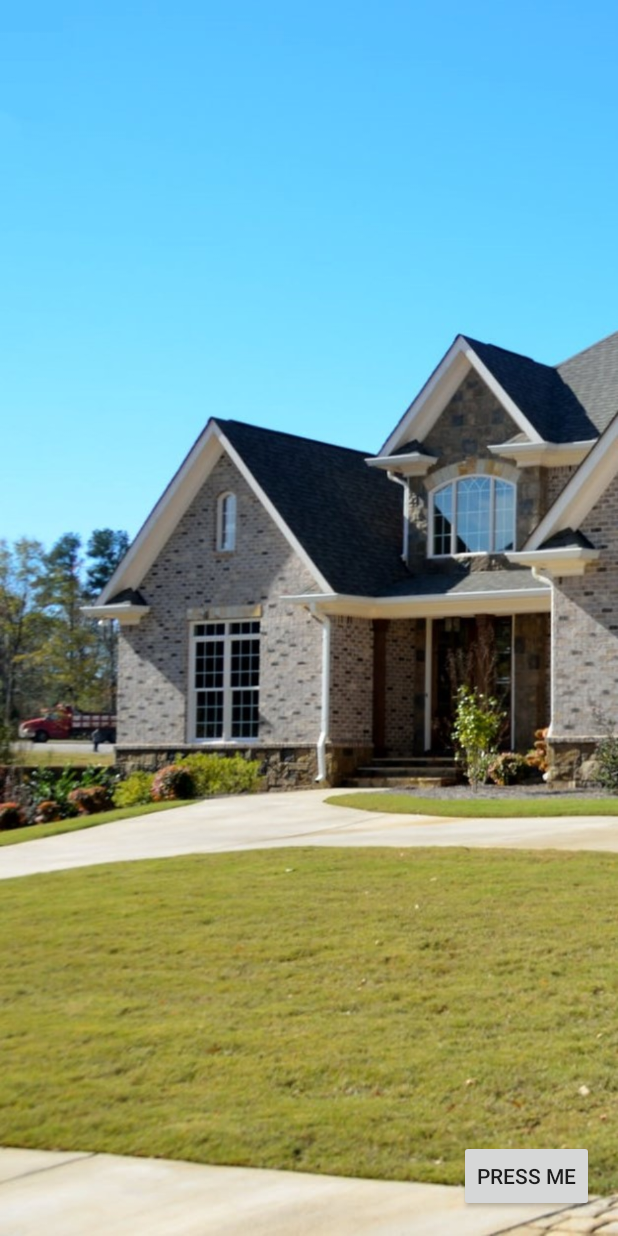
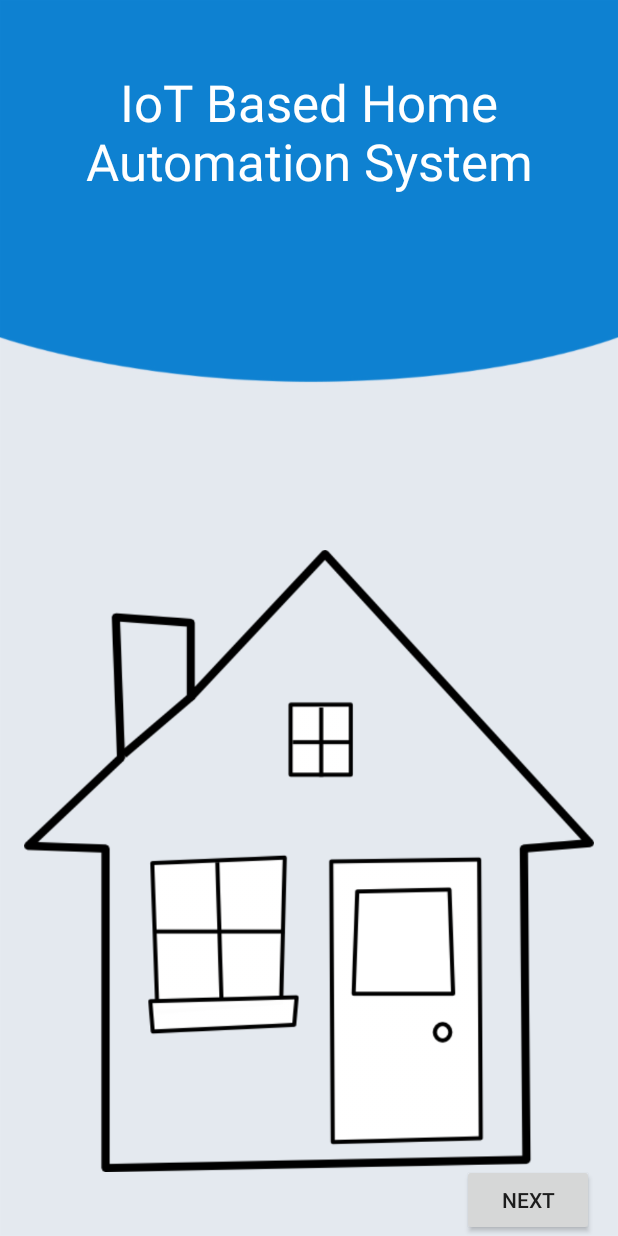
Before and after one commit to Umair-Naveed/FYPUMT, an Android app: the FadeOut screen opened directly, with no data from a screen before it, on a phone screen of 412 x 824 dp. Run offline under Robolectric (Android 15) with nearby library versions, the phone set to English and light mode, and no system bars.

Commit message:
change the image in starting activity.

```diff
--- a/app/src/main/res/layout/activity_fade_out.xml
+++ b/app/src/main/res/layout/activity_fade_out.xml
@@ -5,16 +5,37 @@
     android:layout_width="match_parent"
     android:layout_height="match_parent"
     tools:context=".FadeOut"
-    android:paddingBottom="16dp"
     android:paddingLeft="16dp"
     android:paddingRight="16dp"
     android:paddingTop="16dp"
-    android:background="@drawable/bghome1">
+    android:background="@drawable/bg">
+    <RelativeLayout
+        android:layout_weight="2"
+        android:layout_height="wrap_content"
+        android:layout_width="match_parent">
+
+        <TextView
+            android:id="@+id/textGrid"
+            android:layout_width="match_parent"
+            android:layout_height="144dp"
+            android:layout_centerInParent="true"
+            android:gravity ="center_horizontal|center_vertical"
+            android:text="IoT Based Home Automation System"
+            android:textColor="@android:color/white"
+            android:textSize="34sp" />
+
+    </RelativeLayout>
     <Button
         android:id="@+id/mainActivity"
         android:layout_alignParentBottom="true"
         android:layout_alignParentRight="true"
-        android:text="press me"
+        android:text="Next"
         android:layout_width="wrap_content"
         android:layout_height="wrap_content" />
+    <ImageView
+        android:layout_width="wrap_content"
+        android:layout_height="500dp"
+        android:src="@drawable/house2"
+        android:layout_alignParentBottom="true">
+    </ImageView>
 </RelativeLayout>
```
Also changed, not shown: app/src/main/res/drawable/house2.png (added), app/src/main/res/drawable/houseicon100.png (added).
